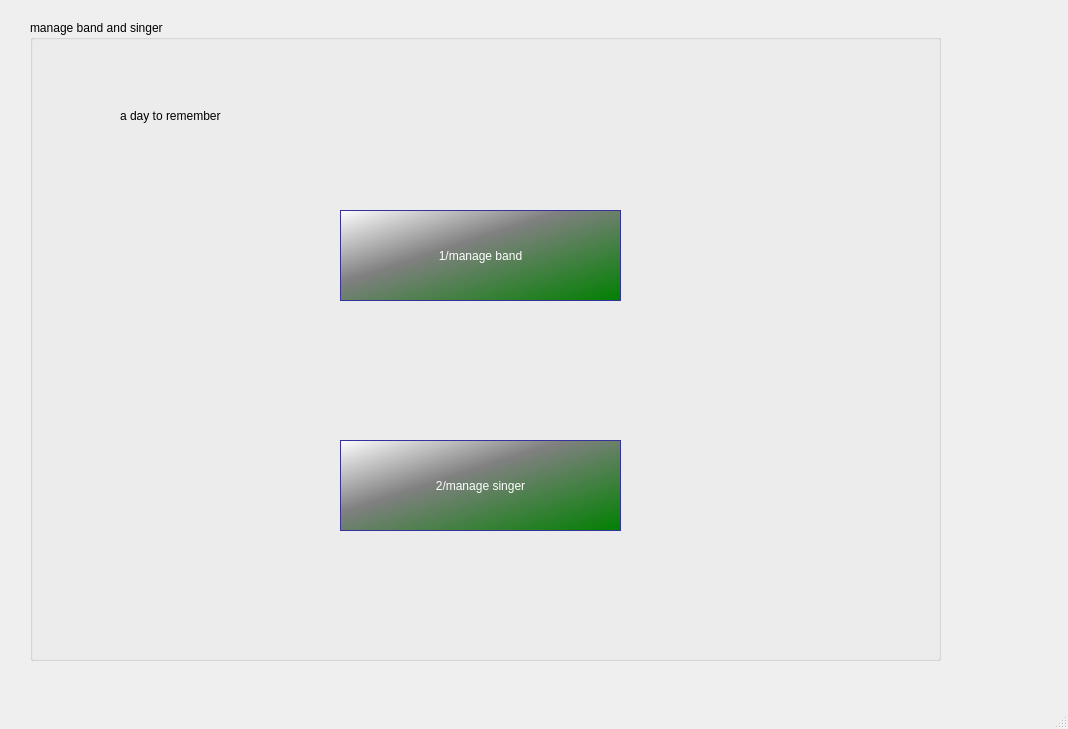
Before: the Qt Designer form mainwindow.ui in melek007/smart_wedding_2a09, drawn with Qt 5.
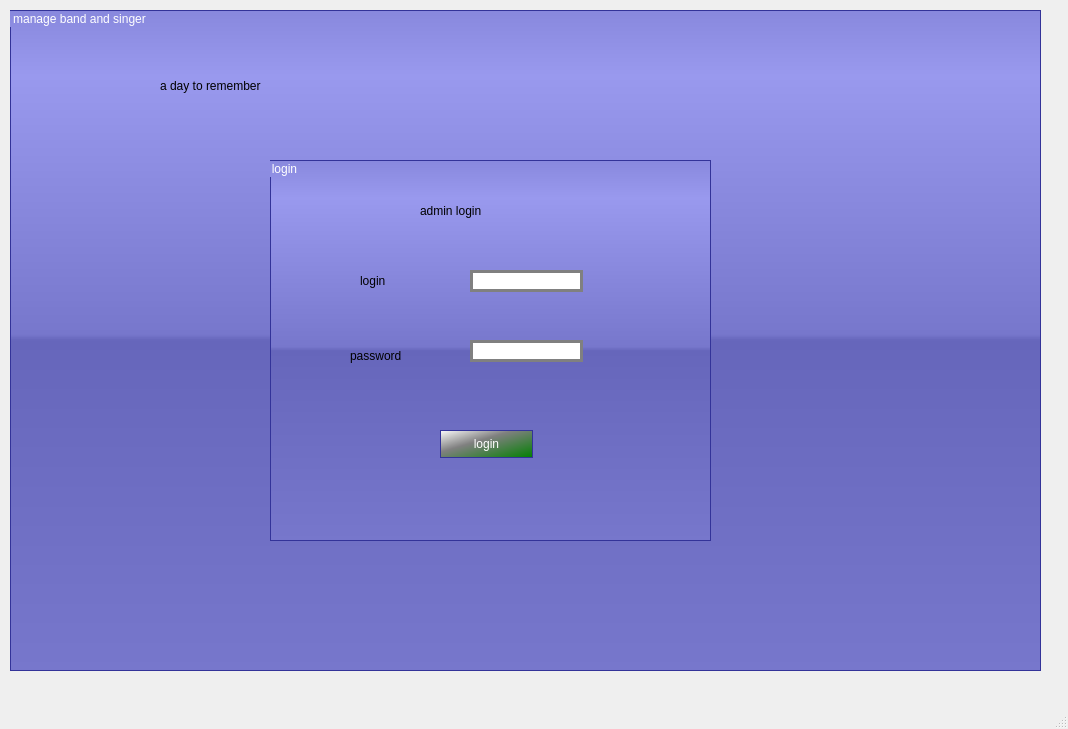
After: the same form once the commit is applied.

Diff of the .ui file:
```diff
--- a/mainwindow.ui
+++ b/mainwindow.ui
@@ -42,26 +42,149 @@
    <widget class="QGroupBox" name="groupBox">
     <property name="geometry">
      <rect>
-      <x>30</x>
-      <y>20</y>
-      <width>911</width>
-      <height>641</height>
+      <x>10</x>
+      <y>10</y>
+      <width>1031</width>
+      <height>661</height>
      </rect>
     </property>
     <property name="styleSheet">
-     <string notr="true">QPushButton
+     <string notr="true">QLabel{font: 11pt &quot;MS Shell Dlg 2&quot;;}
+QLineEdit {
+	font: 75 8pt &quot;MS Shell Dlg 2&quot;;
+border: 3px solid gray;
+border-radius: 70pxt;
+background: white;
+}
+QGroupBox{color: white;
+background-color: QLinearGradient( x1: 0, y1: 0, x2: 0, y2: 1, stop: 0 #88d, stop: 0.1 #99e, stop: 0.49 #77c, stop: 0.5 #66b, stop: 1 #77c);
+border-width: 1px;
+border-color: #339;
+border-style: solid;}
+QDateEdit {
+	font: 75 8pt &quot;MS Shell Dlg 2&quot;;
+border: 3px solid gray;
+border-radius: 40pxt;
+background: white;
+}
+QComboBox {
+color: white;
+background-color: QLinearGradient( x1: 0, y1: 0, x2: 0, y2: 1, stop: 0 #88d, stop: 0.1 #99e, stop: 0.49 #77c, stop: 0.5 #66b, stop: 1 #77c);
+border-width: 1px;
+border-color: #339;
+border-style: solid;
+}
+QPushButton
 {
  color: white;
 background-color: qlineargradient(x1: 0, y1: 0, x2: 1, y2: 1,stop: 0 white, stop: 0.4 gray,stop: 1 green);
 border-width: 1px;
 border-color: #339;
+	font: 12pt &quot;MS Shell Dlg 2&quot;;
 border-style: solid;
+font: 11pt &quot;MS Shell Dlg 2&quot;;
 
 }
 QPushButton:pressed
 {
     background-color: QLinearGradient( x1: 0, y1: 0, x2: 0, y2: 1, stop: 0 #2d2d2d, stop: 0.1 #2b2b2b, stop: 0.5 #292929, stop: 0.9 #282828, stop: 1 #252525);
 }
+QTabWidget::pane {
+    border: 1px solid black;
+    background: rgb(183, 255, 233);
+}
+
+QTabWidget::tab-bar:top {
+    top: 1px;
+}
+
+QTabWidget::tab-bar:bottom {
+    bottom: 1px;
+}
+
+QTabWidget::tab-bar:left {
+    right: 1px;
+}
+
+QTabWidget::tab-bar:right {
+    left: 1px;
+}
+
+QTabBar::tab {
+    border: 1px solid black;
+}
+
+QTabBar::tab:selected {
+   color: white;
+background-color: qlineargradient(x1: 0, y1: 0, x2: 1, y2: 1,stop: 0 white, stop: 0.4 gray,stop: 1 green);
+border-width: 1px;
+border-color: #339;
+border-style: solid;
+}
+
+QTabBar::tab:!selected {
+    background: silver;
+}
+
+QTabBar::tab:!selected:hover {
+    background: #999;
+}
+
+QTabBar::tab:top:!selected {
+    margin-top: 3px;
+}
+
+QTabBar::tab:bottom:!selected {
+    margin-bottom: 3px;
+}
+
+QTabBar::tab:top, QTabBar::tab:bottom {
+    min-width: 8ex;
+    margin-right: -1px;
+    padding: 5px 10px 5px 10px;
+}
+
+QTabBar::tab:top:selected {
+    border-bottom-color: none;
+}
+
+QTabBar::tab:bottom:selected {
+    border-top-color: none;
+}
+
+QTabBar::tab:top:last, QTabBar::tab:bottom:last,
+QTabBar::tab:top:only-one, QTabBar::tab:bottom:only-one {
+    margin-right: 0;
+}
+
+QTabBar::tab:left:!selected {
+    margin-right: 3px;
+}
+
+QTabBar::tab:right:!selected {
+    margin-left: 3px;
+}
+
+QTabBar::tab:left, QTabBar::tab:right {
+    min-height: 8ex;
+    margin-bottom: -1px;
+    padding: 10px 5px 10px 5px;
+}
+
+QTabBar::tab:left:selected {
+    border-left-color: none;
+}
+
+QTabBar::tab:right:selected {
+    border-right-color: blue;
+}
+
+QTabBar::tab:left:last, QTabBar::tab:right:last,
+QTabBar::tab:left:only-one, QTabBar::tab:right:only-one {
+    margin-bottom: 0;
+}
+
+
 </string>
     </property>
     <property name="title">
@@ -70,70 +193,12 @@
     <property name="checkable">
      <bool>false</bool>
     </property>
-    <widget class="QPushButton" name="pushButton_2">
-     <property name="geometry">
-      <rect>
-       <x>310</x>
-       <y>420</y>
-       <width>281</width>
-       <height>91</height>
-      </rect>
-     </property>
-     <property name="styleSheet">
-      <string notr="true">QPushButton {color: white;
-background-color: qlineargradient(x1: 0, y1: 0, x2: 1, y2: 1,stop: 0 white, stop: 0.4 gray,stop: 1 green);
-border-width: 1px;
-border-color: #339;
-border-style: solid;
-}
-QPushButton:pressed
-{
-    background-color: QLinearGradient( x1: 0, y1: 0, x2: 0, y2: 1, stop: 0 #2d2d2d, stop: 0.1 #2b2b2b, stop: 0.5 #292929, stop: 0.9 #282828, stop: 1 #252525);
-}</string>
-     </property>
-     <property name="text">
-      <string>2/manage singer</string>
-     </property>
-    </widget>
-    <widget class="QPushButton" name="pushButton">
-     <property name="geometry">
-      <rect>
-       <x>310</x>
-       <y>190</y>
-       <width>281</width>
-       <height>91</height>
-      </rect>
-     </property>
-     <property name="styleSheet">
-      <string notr="true">QPushButton {color: white;
-background-color: qlineargradient(x1: 0, y1: 0, x2: 1, y2: 1,stop: 0 white, stop: 0.4 gray,stop: 1 green);
-
-border-width: 1px;
-border-color: #339;
-border-style: solid;
-}
-QGroupBox {
-	font: 75 8pt &quot;MS Shell Dlg 2&quot;;
-border: 3px solid gray;
-border-radius: 40pxt;
-background: grey;
-}
-QPushButton:pressed
-{
-    background-color: QLinearGradient( x1: 0, y1: 0, x2: 0, y2: 1, stop: 0 #2d2d2d, stop: 0.1 #2b2b2b, stop: 0.5 #292929, stop: 0.9 #282828, stop: 1 #252525);
-}
-font: 11pt &quot;MS Shell Dlg 2&quot;;</string>
-     </property>
-     <property name="text">
-      <string>1/manage band</string>
-     </property>
-    </widget>
     <widget class="QLabel" name="label">
      <property name="geometry">
       <rect>
-       <x>90</x>
-       <y>40</y>
-       <width>791</width>
+       <x>150</x>
+       <y>20</y>
+       <width>751</width>
        <height>111</height>
       </rect>
      </property>
@@ -147,6 +212,231 @@
       <string>a day to remember</string>
      </property>
     </widget>
+    <widget class="QGroupBox" name="groupBox_2">
+     <property name="geometry">
+      <rect>
+       <x>260</x>
+       <y>150</y>
+       <width>441</width>
+       <height>381</height>
+      </rect>
+     </property>
+     <property name="autoFillBackground">
+      <bool>false</bool>
+     </property>
+     <property name="styleSheet">
+      <string notr="true">QLabel{font: 11pt &quot;MS Shell Dlg 2&quot;;}
+QLineEdit {
+	font: 75 8pt &quot;MS Shell Dlg 2&quot;;
+border: 3px solid gray;
+border-radius: 70pxt;
+background: white;
+}
+QDateEdit {
+	font: 75 8pt &quot;MS Shell Dlg 2&quot;;
+border: 3px solid gray;
+border-radius: 40pxt;
+background: white;
+}
+
+QPushButton
+{
+ color: white;
+background-color: qlineargradient(x1: 0, y1: 0, x2: 1, y2: 1,stop: 0 white, stop: 0.4 gray,stop: 1 green);
+border-width: 1px;
+border-color: #339;
+	font: 12pt &quot;MS Shell Dlg 2&quot;;
+border-style: solid;
+font: 11pt &quot;MS Shell Dlg 2&quot;;
+
+}
+QPushButton:pressed
+{
+    background-color: QLinearGradient( x1: 0, y1: 0, x2: 0, y2: 1, stop: 0 #2d2d2d, stop: 0.1 #2b2b2b, stop: 0.5 #292929, stop: 0.9 #282828, stop: 1 #252525);
+}
+QTabWidget::pane {
+    border: 1px solid black;
+    background: rgb(183, 255, 233);
+}
+
+QTabWidget::tab-bar:top {
+    top: 1px;
+}
+
+QTabWidget::tab-bar:bottom {
+    bottom: 1px;
+}
+
+QTabWidget::tab-bar:left {
+    right: 1px;
+}
+
+QTabWidget::tab-bar:right {
+    left: 1px;
+}
+
+QTabBar::tab {
+    border: 1px solid black;
+}
+
+QTabBar::tab:selected {
+   color: white;
+background-color: qlineargradient(x1: 0, y1: 0, x2: 1, y2: 1,stop: 0 white, stop: 0.4 gray,stop: 1 green);
+border-width: 1px;
+border-color: #339;
+border-style: solid;
+}
+
+QTabBar::tab:!selected {
+    background: silver;
+}
+
+QTabBar::tab:!selected:hover {
+    background: #999;
+}
+
+QTabBar::tab:top:!selected {
+    margin-top: 3px;
+}
+
+QTabBar::tab:bottom:!selected {
+    margin-bottom: 3px;
+}
+
+QTabBar::tab:top, QTabBar::tab:bottom {
+    min-width: 8ex;
+    margin-right: -1px;
+    padding: 5px 10px 5px 10px;
+}
+
+QTabBar::tab:top:selected {
+    border-bottom-color: none;
+}
+
+QTabBar::tab:bottom:selected {
+    border-top-color: none;
+}
+
+QTabBar::tab:top:last, QTabBar::tab:bottom:last,
+QTabBar::tab:top:only-one, QTabBar::tab:bottom:only-one {
+    margin-right: 0;
+}
+
+QTabBar::tab:left:!selected {
+    margin-right: 3px;
+}
+
+QTabBar::tab:right:!selected {
+    margin-left: 3px;
+}
+
+QTabBar::tab:left, QTabBar::tab:right {
+    min-height: 8ex;
+    margin-bottom: -1px;
+    padding: 10px 5px 10px 5px;
+}
+
+QTabBar::tab:left:selected {
+    border-left-color: none;
+}
+
+QTabBar::tab:right:selected {
+    border-right-color: blue;
+}
+
+QTabBar::tab:left:last, QTabBar::tab:right:last,
+QTabBar::tab:left:only-one, QTabBar::tab:right:only-one {
+    margin-bottom: 0;
+}
+
+
+</string>
+     </property>
+     <property name="title">
+      <string>login</string>
+     </property>
+     <property name="flat">
+      <bool>true</bool>
+     </property>
+     <property name="checkable">
+      <bool>false</bool>
+     </property>
+     <widget class="QLineEdit" name="lineEdit_login">
+      <property name="geometry">
+       <rect>
+        <x>200</x>
+        <y>110</y>
+        <width>113</width>
+        <height>22</height>
+       </rect>
+      </property>
+     </widget>
+     <widget class="QLineEdit" name="lineEdit_mdp">
+      <property name="geometry">
+       <rect>
+        <x>200</x>
+        <y>180</y>
+        <width>113</width>
+        <height>22</height>
+       </rect>
+      </property>
+      <property name="echoMode">
+       <enum>QLineEdit::Password</enum>
+      </property>
+     </widget>
+     <widget class="QLabel" name="label_2">
+      <property name="geometry">
+       <rect>
+        <x>90</x>
+        <y>100</y>
+        <width>61</width>
+        <height>41</height>
+       </rect>
+      </property>
+      <property name="text">
+       <string>login</string>
+      </property>
+     </widget>
+     <widget class="QLabel" name="label_3">
+      <property name="geometry">
+       <rect>
+        <x>80</x>
+        <y>180</y>
+        <width>91</width>
+        <height>31</height>
+       </rect>
+      </property>
+      <property name="text">
+       <string>password</string>
+      </property>
+     </widget>
+     <widget class="QLabel" name="label_5">
+      <property name="geometry">
+       <rect>
+        <x>150</x>
+        <y>30</y>
+        <width>111</width>
+        <height>41</height>
+       </rect>
+      </property>
+      <property name="text">
+       <string>admin login</string>
+      </property>
+     </widget>
+     <widget class="QPushButton" name="pushButton_login">
+      <property name="geometry">
+       <rect>
+        <x>170</x>
+        <y>270</y>
+        <width>93</width>
+        <height>28</height>
+       </rect>
+      </property>
+      <property name="text">
+       <string>login</string>
+      </property>
+     </widget>
+    </widget>
    </widget>
   </widget>
   <widget class="QMenuBar" name="menubar">
```
